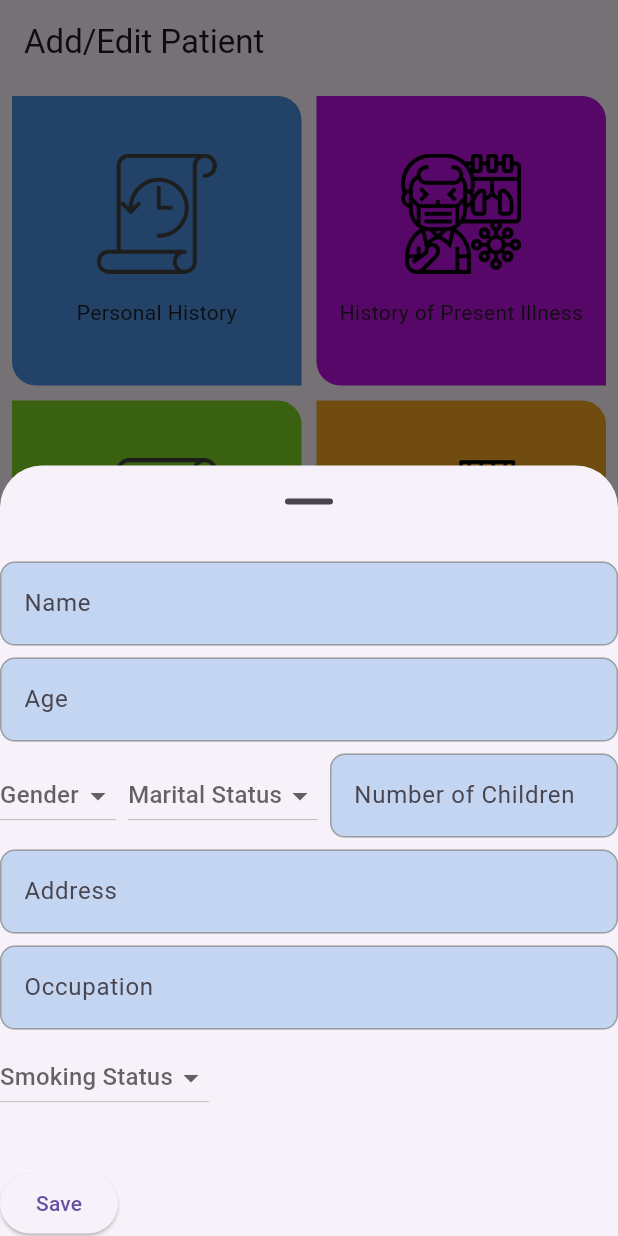
After one commit to mostafa2026-code/my_graduation, a Flutter app: the AddEditPatient screen opened by its route, after a tap on "Personal History", on a phone screen of 412 x 824 dp. The commit adds this screen. Run offline on Flutter 3.47's test engine with Material 3 defaults, Android fonts, the phone set to English and light mode, and no system bars; our stand-ins replace bloc, cloud_firestore, firebase_auth, firebase_core, flutter_bloc, flutter_svg and 4 more; accounts and stored records are empty.

Commit message:
add other History sheets

```diff
--- a/lib/core/const/my_images.dart
+++ b/lib/core/const/my_images.dart
@@ -12,6 +12,12 @@ class MyImages {
   static const String heartFailure = "assets/images/heart_failure.png";
   static const String rheumatoidArthritis = "assets/images/knee_pain.png";
   static const String rheumaticFever = "assets/images/patient_Icon.png";
+  static const String personalHistory = "assets/images/pasthistory.png";
+  static const String therapeutic = "assets/images/therapeutic.png";
+  static const String familyHistory = "assets/images/fami;ly.png";
+  static const String pastHistory = "assets/images/pasthistory.png";
+
+  static const String presentillness = "assets/images/presentillnes.png";
 
   static final List<String> socialImages = [google, facebook, twitter];
 }
--- a/lib/features/presentation/add_edit_patient/pages/add_edit_patient.dart
+++ b/lib/features/presentation/add_edit_patient/pages/add_edit_patient.dart
@@ -1,5 +1,10 @@
 import 'package:flutter/material.dart';
+import 'package:gap/gap.dart';
+import 'package:my_graduation/component/my_main_botton.dart';
 import 'package:my_graduation/component/my_text_feild.dart';
+import 'package:my_graduation/core/const/my_images.dart';
+import 'package:my_graduation/features/presentation/add_edit_patient/pages/history_cards.dart';
+import 'package:my_graduation/features/presentation/add_edit_patient/widgets/personal_history_form.dart';
 
 class AddEditPatient extends StatelessWidget {
   const AddEditPatient({super.key});
@@ -9,79 +14,249 @@ class AddEditPatient extends StatelessWidget {
     return Scaffold(
       appBar: AppBar(title: const Text('Add/Edit Patient')),
       body: SingleChildScrollView(
-        child: Padding(
-          padding: const EdgeInsets.all(8.0),
-          child: Column(
-            spacing: 10,
-            mainAxisAlignment: MainAxisAlignment.start,
-            crossAxisAlignment: CrossAxisAlignment.start,
-            children: [
-              MyTextFeild(hint: "Name"),
-              MyTextFeild(hint: "Age"),
-              Row(
-                children: [
-                  DropdownButton(
-                    hint: Text("Gender"),
+        physics: const BouncingScrollPhysics(),
+        child: SafeArea(
+          child: Padding(
+            padding: const EdgeInsets.all(8.0),
+            child: Column(children: [HistoryGridView()]),
+          ),
+        ),
+      ),
+      bottomNavigationBar: Padding(
+        padding: EdgeInsets.all(20),
+        child: MyMainBotton(title: "Save", onTap: () {}),
+      ),
+    );
+  }
+}
 
-                    items: [
-                      DropdownMenuItem(value: "Male", child: Text("Male")),
-                      DropdownMenuItem(value: "Female", child: Text("Female")),
-                    ],
-                    onChanged: (String? value) {},
-                  ),
-                  DropdownButton(
-                    hint: Text("Marital Status"),
+class HistoryGridView extends StatelessWidget {
+  const HistoryGridView({super.key});
 
-                    items: [
-                      DropdownMenuItem(value: "Single", child: Text("Single")),
-                      DropdownMenuItem(
-                        value: "Married",
-                        child: Text("Married"),
-                      ),
-                    ],
-                    onChanged: (String? value) {},
-                  ),
-                  Expanded(
-                    child: MyTextFeild(
-                      hint: "Number of Children",
-                      keyboardType: TextInputType.number,
-                    ),
-                  ),
-                ],
+  @override
+  Widget build(BuildContext context) {
+    return GridView.builder(
+      scrollDirection: Axis.vertical,
+      shrinkWrap: true,
+      physics: NeverScrollableScrollPhysics(),
+      gridDelegate: const SliverGridDelegateWithFixedCrossAxisCount(
+        crossAxisCount: 2,
+        mainAxisSpacing: 10,
+        crossAxisSpacing: 10,
+      ),
+      itemCount: historyCardList.length,
+      itemBuilder: (BuildContext context, int index) {
+        HistoryItemBuilder model = historyCardList[index];
+
+        return GestureDetector(
+          onTap: () async {
+            await showModalBottomSheet(
+              showDragHandle: true,
+              isScrollControlled: true,
+
+              useSafeArea: true,
+              isDismissible: true,
+              sheetAnimationStyle: AnimationStyle(
+                curve: Curves.bounceInOut,
+                duration: const Duration(milliseconds: 200),
               ),
-              MyTextFeild(hint: "Address" ,),
-              MyTextFeild(hint: "Occupation"),
-              DropdownButton(
-                hint: Text("Smoking Status"),
 
-                items: [
-                  DropdownMenuItem(
-                    value: "Non Smoker",
-                    child: Text("Non Smoker"),
-                  ),
-                  DropdownMenuItem(
-                    value: "Light Smoker",
-                    child: Text("Light Smoker"),
-                  ),
+              context: context,
+              builder: (context) {
+                return DraggableScrollableSheet(
+                  initialChildSize: .6,
+                  minChildSize: 0.2,
+                  maxChildSize: 1,
+                  expand: false,
 
-                  DropdownMenuItem(
-                    value: "Heavy Smoker",
-                    child: Text("Heavy Smoker"),
-                  ),
-                ],
-                onChanged: (String? value) {},
-              ),
-              SizedBox(height: 20),
-              ElevatedButton(
-                onPressed: () {
-                  // Save patient information
-                },
-                child: Text('Save'),
-              ),
-            ],
-          ),
+                  builder: (context, scrollController) {
+                    return SafeArea(child: model.bottomSheet);
+                  },
+                );
+              },
+            );
+          },
+          child: HistoryCards(model: model),
+        );
+      },
+    );
+  }
+}
+
+class HistoryItemBuilder {
+  final String title;
+  final String image;
+  final Color color;
+  final Widget bottomSheet;
+
+  HistoryItemBuilder({
+    required this.title,
+    required this.image,
+    required this.color,
+    required this.bottomSheet,
+  });
+}
+
+class ColorsPalette {
+  static const Color lightBlue = Color(0xFF4A90E2);
+  static const Color darkBlue = Color(0xFF003366);
+  static const Color lightGreen = Color(0xFF7ED321);
+  static const Color darkGreen = Color(0xFF417505);
+  static const Color brightYellow = Color(0xFFF5A623);
+  static const Color lightOrange = Color(0xFFFF9500);
+  static const Color lightPink = Color(0xFFFF2D55);
+  static const Color lightPurple = Color(0xFFBD10E0);
+}
+
+List<HistoryItemBuilder> historyCardList = [
+  HistoryItemBuilder(
+    title: "Personal History",
+    image: MyImages.personalHistory,
+    color: ColorsPalette.lightBlue,
+    bottomSheet: PersonalHistoryForm(),
+  ),
+  HistoryItemBuilder(
+    title: "History of Present Illness",
+    image: MyImages.presentillness,
+    color: ColorsPalette.lightPurple,
+    bottomSheet: HistoryOfPresentIllness(),
+  ),
+  HistoryItemBuilder(
+    title: "Past Medical History ",
+    image: MyImages.pastHistory,
+    color: ColorsPalette.lightGreen,
+    bottomSheet: PastMedicalHistory(),
+  ),
+  HistoryItemBuilder(
+    title: "Therapeutic History",
+    image: MyImages.therapeutic,
+    color: ColorsPalette.brightYellow,
+    bottomSheet: TherapeuticHistory(),
+  ),
+  HistoryItemBuilder(
+    title: "Family History",
+    image: MyImages.familyHistory,
+    color: ColorsPalette.lightPurple,
+    bottomSheet: FamilyHistory(),
+  ),
+];
+
+class HistoryOfPresentIllness extends StatelessWidget {
+  const HistoryOfPresentIllness({super.key});
+
+  @override
+  Widget build(BuildContext context) {
+    return SingleChildScrollView(
+      child: Padding(
+        padding: const EdgeInsets.all(8.0),
+        child: Column(
+          spacing: 10,
+          children: [
+            Text("History of Present Illness"),
+            MyTextFeild(hint: "Name"),
+            MyTextFeild(hint: "Name"),
+            MyTextFeild(hint: "Name"),
+            MyTextFeild(hint: "Name"),
+            MyTextFeild(hint: "Name"),
+            MyTextFeild(hint: "Name"),
+            MyTextFeild(hint: "Name"),
+            MyTextFeild(hint: "Name"),
+            MyTextFeild(hint: "Name"),
+            MyTextFeild(hint: "Name"),
+            MyMainBotton(title: "save", onTap: () {}),
+          ],
         ),
       ),
     );
   }
 }
+
+class FamilyHistory extends StatelessWidget {
+  const FamilyHistory({super.key});
+
+  @override
+  Widget build(BuildContext context) {
+    return SingleChildScrollView(
+      child: Padding(
+        padding: const EdgeInsets.all(8.0),
+        child: Column(
+          spacing: 10,
+          children: [
+            Text("Family History"),
+            MyTextFeild(hint: "Name"),
+            MyTextFeild(hint: "Name"),
+            MyTextFeild(hint: "Name"),
+            MyTextFeild(hint: "Name"),
+            MyTextFeild(hint: "Name"),
+            MyTextFeild(hint: "Name"),
+            MyTextFeild(hint: "Name"),
+            MyTextFeild(hint: "Name"),
+            MyTextFeild(hint: "Name"),
+            MyTextFeild(hint: "Name"),
+            MyMainBotton(title: "save", onTap: () {}),
+          ],
+        ),
+      ),
+    );
+  }
+}
+
+class TherapeuticHistory extends StatelessWidget {
+  const TherapeuticHistory({super.key});
+
+  @override
+  Widget build(BuildContext context) {
+    return SingleChildScrollView(
+      child: Padding(
+        padding: const EdgeInsets.all(8.0),
+        child: Column(
+          spacing: 10,
+          children: [
+            Text("Therapeutic"),
+            MyTextFeild(hint: "Name"),
+            MyTextFeild(hint: "Name"),
+            MyTextFeild(hint: "Name"),
+            MyTextFeild(hint: "Name"),
+            MyTextFeild(hint: "Name"),
+            MyTextFeild(hint: "Name"),
+            MyTextFeild(hint: "Name"),
+            MyTextFeild(hint: "Name"),
+            MyTextFeild(hint: "Name"),
+            MyTextFeild(hint: "Name"),
+            MyMainBotton(title: "save", onTap: () {}),
+          ],
+        ),
+      ),
+    );
+  }
+}
+
+class PastMedicalHistory extends StatelessWidget {
+  const PastMedicalHistory({super.key});
+
+  @override
+  Widget build(BuildContext context) {
+    return SingleChildScrollView(
+      child: Padding(
+        padding: const EdgeInsets.all(8.0),
+        child: Column(
+          spacing: 10,
+          children: [
+            Text("Past medical History"),
+            MyTextFeild(hint: "Name"),
+            MyTextFeild(hint: "Name"),
+            MyTextFeild(hint: "Name"),
+            MyTextFeild(hint: "Name"),
+            MyTextFeild(hint: "Name"),
+            MyTextFeild(hint: "Name"),
+            MyTextFeild(hint: "Name"),
+            MyTextFeild(hint: "Name"),
+            MyTextFeild(hint: "Name"),
+            MyTextFeild(hint: "Name"),
+            MyMainBotton(title: "save", onTap: () {}),
+          ],
+        ),
+      ),
+    );
+  }
+}
--- /dev/null
+++ b/lib/features/presentation/add_edit_patient/pages/history_cards.dart
@@ -0,0 +1,33 @@
+import 'package:flutter/material.dart';
+import 'package:gap/gap.dart';
+import 'package:my_graduation/features/presentation/add_edit_patient/pages/add_edit_patient.dart';
+
+class HistoryCards extends StatelessWidget {
+  const HistoryCards({super.key, required this.model});
+
+  final HistoryItemBuilder model;
+
+  @override
+  Widget build(BuildContext context) {
+    return Container(
+      height: 150,
+      width: 100,
+      decoration: BoxDecoration(
+        color: model.color,
+        borderRadius: BorderRadius.only(
+          topRight: Radius.circular(16),
+          bottomLeft: Radius.circular(16),
+        ),
+      ),
+      child: Column(
+        mainAxisAlignment: MainAxisAlignment.center,
+        crossAxisAlignment: CrossAxisAlignment.center,
+        children: [
+          Image.asset(model.image, height: 80),
+          Gap(16),
+          Text(model.title),
+        ],
+      ),
+    );
+  }
+}
--- /dev/null
+++ b/lib/features/presentation/add_edit_patient/widgets/personal_history_form.dart
@@ -0,0 +1,88 @@
+import 'package:flutter/material.dart';
+import 'package:gap/gap.dart';
+import 'package:my_graduation/component/my_text_feild.dart';
+
+class PersonalHistoryForm extends StatelessWidget {
+  const PersonalHistoryForm({super.key});
+
+  @override
+  Widget build(BuildContext context) {
+    return SingleChildScrollView(
+      child: Column(
+        mainAxisAlignment: MainAxisAlignment.start,
+        crossAxisAlignment: CrossAxisAlignment.start,
+        children: [
+          Gap(16),
+
+          MyTextFeild(hint: "Name"),
+          Gap(8),
+
+          MyTextFeild(hint: "Age"),
+          Gap(8),
+
+          Row(
+            children: [
+              DropdownButton(
+                hint: Text("Gender"),
+
+                items: [
+                  DropdownMenuItem(value: "Male", child: Text("Male")),
+                  DropdownMenuItem(value: "Female", child: Text("Female")),
+                ],
+                onChanged: (String? value) {},
+              ),
+              Gap(8),
+              DropdownButton(
+                hint: Text("Marital Status"),
+
+                items: [
+                  DropdownMenuItem(value: "Single", child: Text("Single")),
+                  DropdownMenuItem(value: "Married", child: Text("Married")),
+                ],
+                onChanged: (String? value) {},
+              ),
+              Gap(8),
+              Expanded(
+                child: MyTextFeild(
+                  hint: "Number of Children",
+                  keyboardType: TextInputType.number,
+                ),
+              ),
+            ],
+          ),
+          Gap(8),
+          MyTextFeild(hint: "Address"),
+          Gap(8),
+          MyTextFeild(hint: "Occupation"),
+          Gap(8),
+          DropdownButton(
+            hint: Text("Smoking Status"),
+
+            items: [
+              DropdownMenuItem(value: "Non Smoker", child: Text("Non Smoker")),
+              DropdownMenuItem(
+                value: "Light Smoker",
+                child: Text("Light Smoker"),
+              ),
+
+              DropdownMenuItem(
+                value: "Heavy Smoker",
+                child: Text("Heavy Smoker"),
+              ),
+            ],
+            onChanged: (String? value) {},
+          ),
+          Gap(8),
+          SizedBox(height: 20),
+          Gap(8),
+          ElevatedButton(
+            onPressed: () {
+              // Save patient information
+            },
+            child: Text('Save'),
+          ),
+        ],
+      ),
+    );
+  }
+}
--- a/pubspec.yaml
+++ b/pubspec.yaml
@@ -8,7 +8,7 @@ environment:
 
 dependencies:
   bloc: ^9.1.0
-  cloud_firestore: ^6.1.0
+
   extended_svg_picture: ^1.0.0
   firebase_auth: ^6.1.2
   firebase_core: ^4.2.1
```
Also changed, not shown: lib/core/services/firebsase/firestore_helper.dart (+52 -21 lines), lib/features/data/models/patient_model.dart (+56 -0 lines), assets/images/fami;ly.png (added), assets/images/pasthistory.png (added), assets/images/presentillnes.png (added), assets/images/presonal History.png (added), assets/images/therapeutic.png (added).
